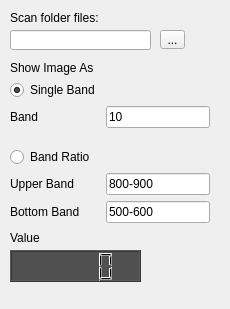
This is instruments/hyper_layout.ui in AllisonPessoa/nano-scanner as Qt 5 draws it before an edit. The edited form follows.
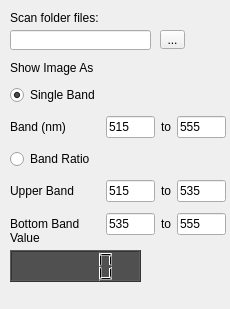
This is the edited form.

```diff
--- a/instruments/hyper_layout.ui
+++ b/instruments/hyper_layout.ui
@@ -31,52 +31,32 @@
     <rect>
      <x>10</x>
      <y>80</y>
-     <width>200</width>
-     <height>143</height>
+     <width>216</width>
+     <height>161</height>
     </rect>
    </property>
    <layout class="QGridLayout" name="gridLayout">
     <item row="1" column="0">
      <widget class="QLabel" name="label_16">
       <property name="text">
-       <string>Band</string>
+       <string>Band (nm)</string>
       </property>
      </widget>
     </item>
-    <item row="5" column="0">
+    <item row="4" column="0">
      <widget class="QLabel" name="label_18">
       <property name="text">
        <string>Upper Band </string>
       </property>
      </widget>
     </item>
-    <item row="1" column="1">
-     <widget class="QLineEdit" name="lineEdit_singleBandRange">
+    <item row="5" column="1">
+     <widget class="QLineEdit" name="lineEdit_bandRatioInf0">
       <property name="text">
-       <string>10</string>
+       <string>535</string>
       </property>
      </widget>
     </item>
-    <item row="4" column="0">
-     <widget class="QRadioButton" name="radioButton_hyper_bandRatio">
-      <property name="text">
-       <string>Band Ratio</string>
-      </property>
-     </widget>
-    </item>
-    <item row="3" column="0">
-     <spacer name="verticalSpacer">
-      <property name="orientation">
-       <enum>Qt::Vertical</enum>
-      </property>
-      <property name="sizeHint" stdset="0">
-       <size>
-        <width>20</width>
-        <height>40</height>
-       </size>
-      </property>
-     </spacer>
-    </item>
     <item row="0" column="0">
      <widget class="QRadioButton" name="radioButton_hyper_singleBand">
       <property name="text">
@@ -87,27 +67,76 @@
       </property>
      </widget>
     </item>
-    <item row="5" column="1">
-     <widget class="QLineEdit" name="lineEdit_bandRatioUpperRange">
-      <property name="text">
-       <string>800-900</string>
-      </property>
-     </widget>
-    </item>
-    <item row="6" column="1">
-     <widget class="QLineEdit" name="lineEdit_bandRatioBottomRange">
-      <property name="text">
-       <string>500-600</string>
-      </property>
-     </widget>
-    </item>
-    <item row="6" column="0">
+    <item row="5" column="0">
      <widget class="QLabel" name="label_19">
       <property name="text">
        <string>Bottom Band</string>
       </property>
      </widget>
     </item>
+    <item row="1" column="1">
+     <widget class="QLineEdit" name="lineEdit_singleBand0">
+      <property name="text">
+       <string>515</string>
+      </property>
+     </widget>
+    </item>
+    <item row="3" column="0">
+     <widget class="QRadioButton" name="radioButton_hyper_bandRatio">
+      <property name="text">
+       <string>Band Ratio</string>
+      </property>
+     </widget>
+    </item>
+    <item row="1" column="3">
+     <widget class="QLineEdit" name="lineEdit_singleBand1">
+      <property name="text">
+       <string>555</string>
+      </property>
+     </widget>
+    </item>
+    <item row="4" column="1">
+     <widget class="QLineEdit" name="lineEdit_bandRatioSup0">
+      <property name="text">
+       <string>515</string>
+      </property>
+     </widget>
+    </item>
+    <item row="1" column="2">
+     <widget class="QLabel" name="label">
+      <property name="text">
+       <string>to</string>
+      </property>
+     </widget>
+    </item>
+    <item row="4" column="2">
+     <widget class="QLabel" name="label_2">
+      <property name="text">
+       <string>to</string>
+      </property>
+     </widget>
+    </item>
+    <item row="5" column="2">
+     <widget class="QLabel" name="label_3">
+      <property name="text">
+       <string>to</string>
+      </property>
+     </widget>
+    </item>
+    <item row="4" column="3">
+     <widget class="QLineEdit" name="lineEdit_bandRatioSup1">
+      <property name="text">
+       <string>535</string>
+      </property>
+     </widget>
+    </item>
+    <item row="5" column="3">
+     <widget class="QLineEdit" name="lineEdit_bandRatioInf1">
+      <property name="text">
+       <string>555</string>
+      </property>
+     </widget>
+    </item>
    </layout>
   </widget>
   <widget class="QLabel" name="label_4">
```
